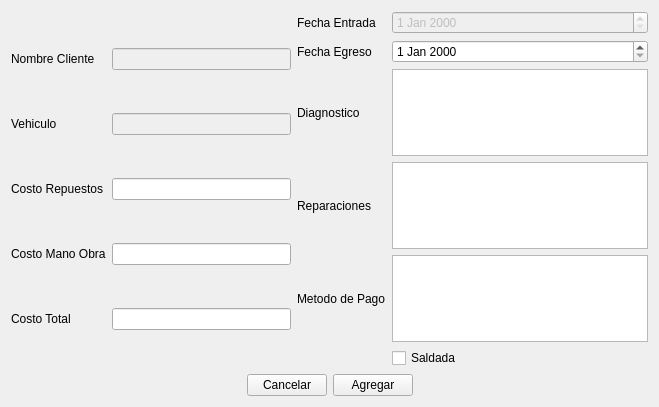
First picture: the form in views/Views ui/updateWork.ui, repository ValenDD/Desktop_app_mechanical_workshop, before the edit.
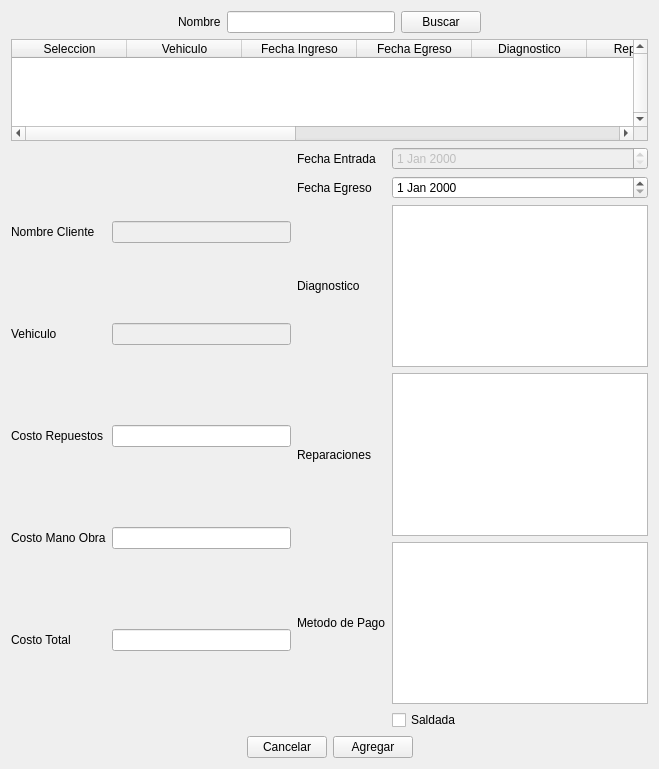
Second picture: the form after the edit.

```diff
--- a/views/Views ui/updateWork.ui
+++ b/views/Views ui/updateWork.ui
@@ -7,14 +7,14 @@
     <x>0</x>
     <y>0</y>
     <width>659</width>
-    <height>407</height>
+    <height>769</height>
    </rect>
   </property>
   <property name="windowTitle">
    <string>Form</string>
   </property>
   <layout class="QGridLayout" name="gridLayout_2">
-   <item row="1" column="0">
+   <item row="3" column="0">
     <layout class="QGridLayout" name="gridLayout_4">
      <item row="0" column="0">
       <spacer name="horizontalSpacer">
@@ -58,7 +58,7 @@
      </item>
     </layout>
    </item>
-   <item row="0" column="0">
+   <item row="2" column="0">
     <layout class="QHBoxLayout" name="horizontalLayout">
      <item>
       <layout class="QGridLayout" name="gridLayout_3">
@@ -130,64 +130,64 @@
      </item>
      <item>
       <layout class="QGridLayout" name="gridLayout">
-       <item row="6" column="0">
-        <widget class="QLabel" name="label_9">
-         <property name="text">
-          <string>Metodo de Pago</string>
-         </property>
-        </widget>
-       </item>
-       <item row="4" column="0">
-        <widget class="QLabel" name="label_4">
-         <property name="text">
-          <string>Diagnostico</string>
-         </property>
-        </widget>
-       </item>
-       <item row="5" column="1">
-        <widget class="QTextEdit" name="textEdit_2"/>
-       </item>
-       <item row="6" column="1">
+       <item row="8" column="1">
         <widget class="QTextEdit" name="textEdit_3"/>
        </item>
-       <item row="7" column="1">
+       <item row="9" column="1">
         <widget class="QCheckBox" name="checkBox">
          <property name="text">
           <string>Saldada</string>
          </property>
         </widget>
        </item>
-       <item row="2" column="0">
-        <widget class="QLabel" name="label">
-         <property name="text">
-          <string>Fecha Egreso</string>
-         </property>
-        </widget>
-       </item>
-       <item row="5" column="0">
+       <item row="7" column="0">
         <widget class="QLabel" name="label_5">
          <property name="text">
           <string>Reparaciones</string>
          </property>
         </widget>
        </item>
-       <item row="4" column="1">
+       <item row="3" column="1">
+        <widget class="QDateEdit" name="dateEdit_2">
+         <property name="enabled">
+          <bool>false</bool>
+         </property>
+        </widget>
+       </item>
+       <item row="6" column="1">
         <widget class="QTextEdit" name="textEdit"/>
        </item>
-       <item row="2" column="1">
-        <widget class="QDateEdit" name="dateEdit"/>
+       <item row="8" column="0">
+        <widget class="QLabel" name="label_9">
+         <property name="text">
+          <string>Metodo de Pago</string>
+         </property>
+        </widget>
        </item>
-       <item row="1" column="0">
+       <item row="3" column="0">
         <widget class="QLabel" name="label_10">
          <property name="text">
           <string>Fecha Entrada</string>
          </property>
         </widget>
        </item>
-       <item row="1" column="1">
-        <widget class="QDateEdit" name="dateEdit_2">
-         <property name="enabled">
-          <bool>false</bool>
+       <item row="4" column="0">
+        <widget class="QLabel" name="label">
+         <property name="text">
+          <string>Fecha Egreso</string>
+         </property>
+        </widget>
+       </item>
+       <item row="4" column="1">
+        <widget class="QDateEdit" name="dateEdit"/>
+       </item>
+       <item row="7" column="1">
+        <widget class="QTextEdit" name="textEdit_2"/>
+       </item>
+       <item row="6" column="0">
+        <widget class="QLabel" name="label_4">
+         <property name="text">
+          <string>Diagnostico</string>
          </property>
         </widget>
        </item>
@@ -195,6 +195,128 @@
      </item>
     </layout>
    </item>
+   <item row="0" column="0">
+    <layout class="QGridLayout" name="gridLayout_5">
+     <item row="0" column="1">
+      <widget class="QLabel" name="label_11">
+       <property name="text">
+        <string>Nombre</string>
+       </property>
+      </widget>
+     </item>
+     <item row="0" column="3">
+      <widget class="QPushButton" name="pushButton">
+       <property name="text">
+        <string>Buscar</string>
+       </property>
+      </widget>
+     </item>
+     <item row="0" column="0">
+      <spacer name="horizontalSpacer_3">
+       <property name="orientation">
+        <enum>Qt::Horizontal</enum>
+       </property>
+       <property name="sizeHint" stdset="0">
+        <size>
+         <width>40</width>
+         <height>20</height>
+        </size>
+       </property>
+      </spacer>
+     </item>
+     <item row="0" column="2">
+      <widget class="QLineEdit" name="lineEdit_6"/>
+     </item>
+     <item row="0" column="4">
+      <spacer name="horizontalSpacer_4">
+       <property name="orientation">
+        <enum>Qt::Horizontal</enum>
+       </property>
+       <property name="sizeHint" stdset="0">
+        <size>
+         <width>40</width>
+         <height>20</height>
+        </size>
+       </property>
+      </spacer>
+     </item>
+    </layout>
+   </item>
+   <item row="1" column="0">
+    <layout class="QGridLayout" name="gridLayout_6">
+     <item row="0" column="0">
+      <widget class="QTableWidget" name="tableWidget">
+       <property name="verticalScrollBarPolicy">
+        <enum>Qt::ScrollBarAlwaysOn</enum>
+       </property>
+       <property name="horizontalScrollBarPolicy">
+        <enum>Qt::ScrollBarAlwaysOn</enum>
+       </property>
+       <property name="sortingEnabled">
+        <bool>true</bool>
+       </property>
+       <attribute name="horizontalHeaderDefaultSectionSize">
+        <number>115</number>
+       </attribute>
+       <column>
+        <property name="text">
+         <string>Seleccion</string>
+        </property>
+       </column>
+       <column>
+        <property name="text">
+         <string>Vehiculo</string>
+        </property>
+       </column>
+       <column>
+        <property name="text">
+         <string>Fecha Ingreso</string>
+        </property>
+       </column>
+       <column>
+        <property name="text">
+         <string>Fecha Egreso</string>
+        </property>
+       </column>
+       <column>
+        <property name="text">
+         <string>Diagnostico</string>
+        </property>
+       </column>
+       <column>
+        <property name="text">
+         <string>Reparacion</string>
+        </property>
+       </column>
+       <column>
+        <property name="text">
+         <string>Costo Repuestos</string>
+        </property>
+       </column>
+       <column>
+        <property name="text">
+         <string>Costo mano de obra</string>
+        </property>
+       </column>
+       <column>
+        <property name="text">
+         <string>Costo Total</string>
+        </property>
+       </column>
+       <column>
+        <property name="text">
+         <string>Metodo de pago</string>
+        </property>
+       </column>
+       <column>
+        <property name="text">
+         <string>Saldada</string>
+        </property>
+       </column>
+      </widget>
+     </item>
+    </layout>
+   </item>
   </layout>
  </widget>
  <resources/>
```
Left out of the diff: 60 changed lines with no effect on the pictures.
